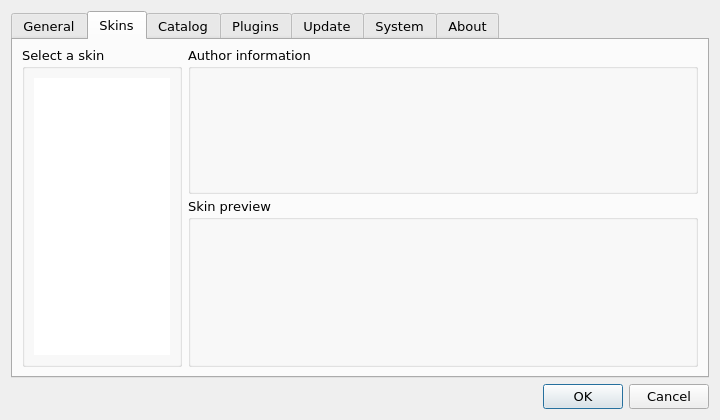
First picture: the form in src/OptionDialog.ui, repository samsonwang/LaunchyQt, before the edit.
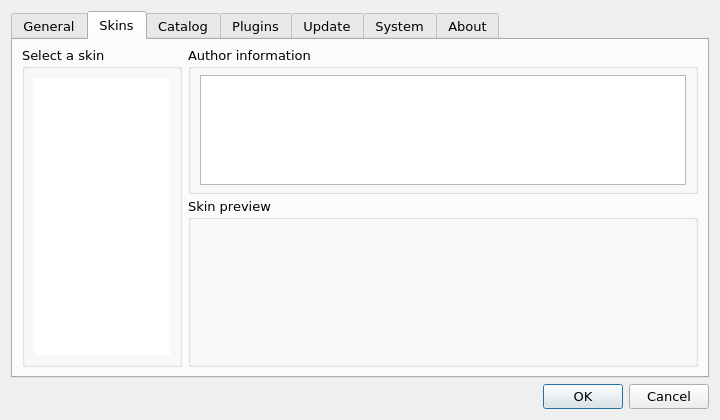
Second picture: the form after the edit. The open tabs and pages were chosen to show the change. Icons and pictures are not drawn. Custom widgets are drawn as their Qt base class.

Commit message: scrollable author information widget

```diff
--- a/src/OptionDialog.ui
+++ b/src/OptionDialog.ui
@@ -889,39 +889,43 @@
            <property name="title">
             <string>Author information</string>
            </property>
-           <layout class="QHBoxLayout" name="horizontalLayout_6">
+           <property name="flat">
+            <bool>false</bool>
+           </property>
+           <property name="checkable">
+            <bool>false</bool>
+           </property>
+           <layout class="QVBoxLayout" name="verticalLayout_2">
             <property name="spacing">
              <number>3</number>
             </property>
-            <property name="leftMargin">
-             <number>9</number>
-            </property>
             <property name="topMargin">
-             <number>3</number>
-            </property>
-            <property name="rightMargin">
-             <number>3</number>
+             <number>6</number>
             </property>
             <property name="bottomMargin">
-             <number>3</number>
+             <number>6</number>
             </property>
             <item>
-             <widget class="QLabel" name="authorInfo">
-              <property name="sizePolicy">
-               <sizepolicy hsizetype="Expanding" vsizetype="Preferred">
-                <horstretch>0</horstretch>
-                <verstretch>0</verstretch>
-               </sizepolicy>
+             <widget class="QTextBrowser" name="authorInfo">
+              <property name="frameShape">
+               <enum>QFrame::StyledPanel</enum>
               </property>
-              <property name="text">
-               <string/>
+              <property name="frameShadow">
+               <enum>QFrame::Sunken</enum>
               </property>
-              <property name="scaledContents">
+              <property name="lineWidth">
+               <number>1</number>
+              </property>
+              <property name="html">
+               <string>&lt;!DOCTYPE HTML PUBLIC &quot;-//W3C//DTD HTML 4.0//EN&quot; &quot;http://www.w3.org/TR/REC-html40/strict.dtd&quot;&gt;
+&lt;html&gt;&lt;head&gt;&lt;meta name=&quot;qrichtext&quot; content=&quot;1&quot; /&gt;&lt;style type=&quot;text/css&quot;&gt;
+p, li { white-space: pre-wrap; }
+&lt;/style&gt;&lt;/head&gt;&lt;body style=&quot; font-family:'Verdana'; font-size:10pt; font-weight:400; font-style:normal;&quot;&gt;
+&lt;p style=&quot;-qt-paragraph-type:empty; margin-top:0px; margin-bottom:0px; margin-left:0px; margin-right:0px; -qt-block-indent:0; text-indent:0px;&quot;&gt;&lt;br /&gt;&lt;/p&gt;&lt;/body&gt;&lt;/html&gt;</string>
+              </property>
+              <property name="acceptRichText">
                <bool>true</bool>
               </property>
-              <property name="alignment">
-               <set>Qt::AlignLeading|Qt::AlignLeft|Qt::AlignTop</set>
-              </property>
              </widget>
             </item>
            </layout>
```
